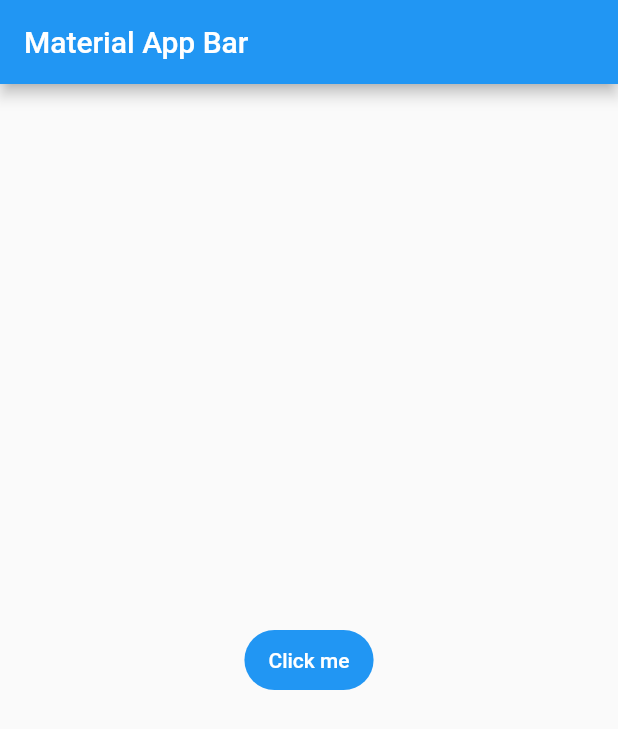
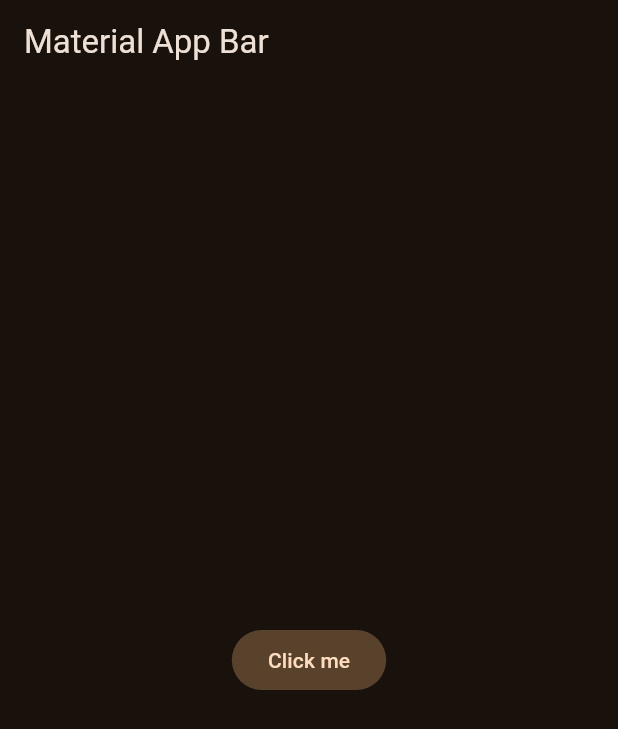
Before and after one commit to saitohfin/flutter_course_yes_no_app, a Flutter app: the screen it shows after launch, on a phone screen of 412 x 824 dp. Shown: the top 729 px of the screen. Run offline on Flutter 3.47's test engine with Material 2 defaults, Android fonts, the phone set to English and light mode, and no system bars; missing offline and left inert: dart:html.

Commit message:
Added basic theme

```diff
--- /dev/null
+++ b/lib/config/theme/app_theme.dart
@@ -0,0 +1,24 @@
+import 'dart:html';
+
+import 'package:flutter/material.dart';
+
+class AppTheme {
+
+  static const List<Color> _colorThemes = [Colors.blue, Colors.green, Colors.orange];
+
+  final int _selectedColor;
+
+  AppTheme(this._selectedColor){
+    assert(_selectedColor >= 0 && _selectedColor < _colorThemes.length, 'Colors must be between 0 to ${_colorThemes.length}');
+  }
+
+
+
+  ThemeData theme(){
+    return ThemeData(
+        useMaterial3: true,
+      colorSchemeSeed: _colorThemes[_selectedColor],
+      brightness: Brightness.dark
+    );
+  }
+}
--- a/lib/main.dart
+++ b/lib/main.dart
@@ -1,4 +1,5 @@
 import 'package:flutter/material.dart';
+import 'package:yes_no_app/config/theme/app_theme.dart';
 
 void main() => runApp(const MyApp());
 
@@ -10,6 +11,7 @@ class MyApp extends StatelessWidget {
     return MaterialApp(
       title: 'Yes no app',
       debugShowCheckedModeBanner: false,
+      theme: AppTheme(2).theme(),
       home: Scaffold(
         appBar: AppBar(
           title: const Text('Material App Bar'),
```
